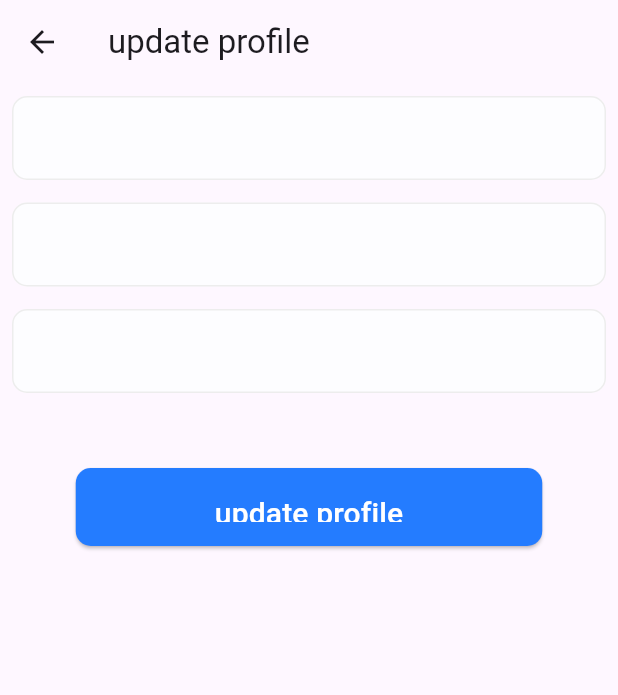
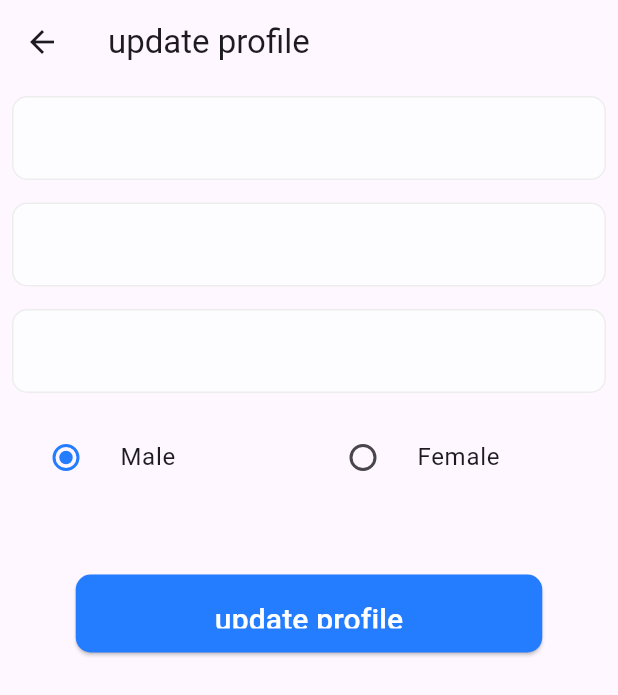
Before and after one commit to alaaNasserEzat/doc_doc, a Flutter app: the UpdateProfileScreen screen opened by its route, on a phone screen of 412 x 824 dp. Shown: the top 695 px of the screen. Run offline on Flutter 3.47's test engine with Material 3 defaults, Android fonts, the phone set to English and light mode, and no system bars; our stand-ins replace dio, flutter_bloc, flutter_secure_storage, flutter_svg, get_it, pretty_dio_logger and 2 more; missing offline and left inert: dart_either; accounts and stored records are empty; network calls fail.

Commit message:
add gender selection widget in update  profile  screen

```diff
--- a/lib/core/features/profile/presentation/view/widgets/profile_bloc_builder.dart
+++ b/lib/core/features/profile/presentation/view/widgets/profile_bloc_builder.dart
@@ -30,7 +30,11 @@ class ProfileBlocBuilder extends StatelessWidget {
 
           return Padding(
             padding: const EdgeInsets.all(16),
-            child: ProfileInfoSection(name: user.name, email: user.email),
+            child: ProfileInfoSection(
+              name: user.name,
+              email: user.email,
+              gender: user.gender,
+            ),
           );
         }
 
--- a/lib/core/features/profile/presentation/view/widgets/profile_skeletonizer.dart
+++ b/lib/core/features/profile/presentation/view/widgets/profile_skeletonizer.dart
@@ -19,7 +19,11 @@ class ProfileSkeletonizer extends StatelessWidget {
       enabled: true,
       child: Padding(
         padding: const EdgeInsets.all(16),
-        child: ProfileInfoSection(name: fackUser.name, email: fackUser.email),
+        child: ProfileInfoSection(
+          name: fackUser.name,
+          email: fackUser.email,
+          gender: "male",
+        ),
       ),
     );
   }
--- a/lib/core/features/profile/presentation/view/widgets/update_profile_form.dart
+++ b/lib/core/features/profile/presentation/view/widgets/update_profile_form.dart
@@ -1,6 +1,7 @@
 import 'package:doc_doc/core/custom_widgets/custom_btn.dart';
 import 'package:doc_doc/core/custom_widgets/custom_dailog.dart';
 import 'package:doc_doc/core/custom_widgets/custom_text_form_filed.dart';
+import 'package:doc_doc/core/features/auth_feature/presentation/widgets/gender_selection_widgets.dart';
 import 'package:doc_doc/core/features/profile/data/models/update_profile_request.dart';
 import 'package:doc_doc/core/features/profile/presentation/view_model/profile_cubit.dart';
 import 'package:doc_doc/core/features/profile/presentation/view_model/profile_state.dart';
@@ -35,7 +36,16 @@ class _UpdateProfileFormState extends State<UpdateProfileForm> {
             controller: BlocProvider.of<ProfileCubit>(context).phone,
             hintText: BlocProvider.of<ProfileCubit>(context).phone.text,
           ),
-
+          GenderSelectionWidget(
+            selectedGender: BlocProvider.of<ProfileCubit>(
+              context,
+            ).selectedGender,
+            onChanged: (v) {
+              setState(() {
+                BlocProvider.of<ProfileCubit>(context).selectedGender = v;
+              });
+            },
+          ),
           SizedBox(height: 20),
           BlocConsumer<ProfileCubit, ProfileState>(
             listener: (context, state) {
--- a/lib/core/features/profile/presentation/view_model/profile_cubit.dart
+++ b/lib/core/features/profile/presentation/view_model/profile_cubit.dart
@@ -11,6 +11,7 @@ class ProfileCubit extends Cubit<ProfileState> {
   final TextEditingController name = TextEditingController();
   final TextEditingController email = TextEditingController();
   final TextEditingController phone = TextEditingController();
+  int selectedGender = 0;
   Future<void> getProfile() async {
     emit(ProfileLoading());
 
@@ -24,7 +25,7 @@ class ProfileCubit extends Cubit<ProfileState> {
         name.text = res.data[0].name;
         email.text = res.data[0].email;
         phone.text = res.data[0].phone;
-
+        selectedGender = res.data.first.gender == "male" ? 0 : 1;
         emit(ProfileSuccess(res));
       },
     );
@@ -41,6 +42,7 @@ class ProfileCubit extends Cubit<ProfileState> {
       },
       ifRight: (res) {
         emit(UpdateProfileSuccess(res));
+        getProfile();
       },
     );
   }
```
Also changed, not shown: lib/core/features/appoitment/presentaion/view/widgets/get_all_appointment_bloc_builder.dart (+9 -1 lines), lib/core/features/profile/presentation/view/widgets/profile_info_section.dart (+7 -1 lines), lib/core/features/profile/presentation/view/widgets/update_profile_bloc_builder.dart (deleted, +0 -10 lines).
